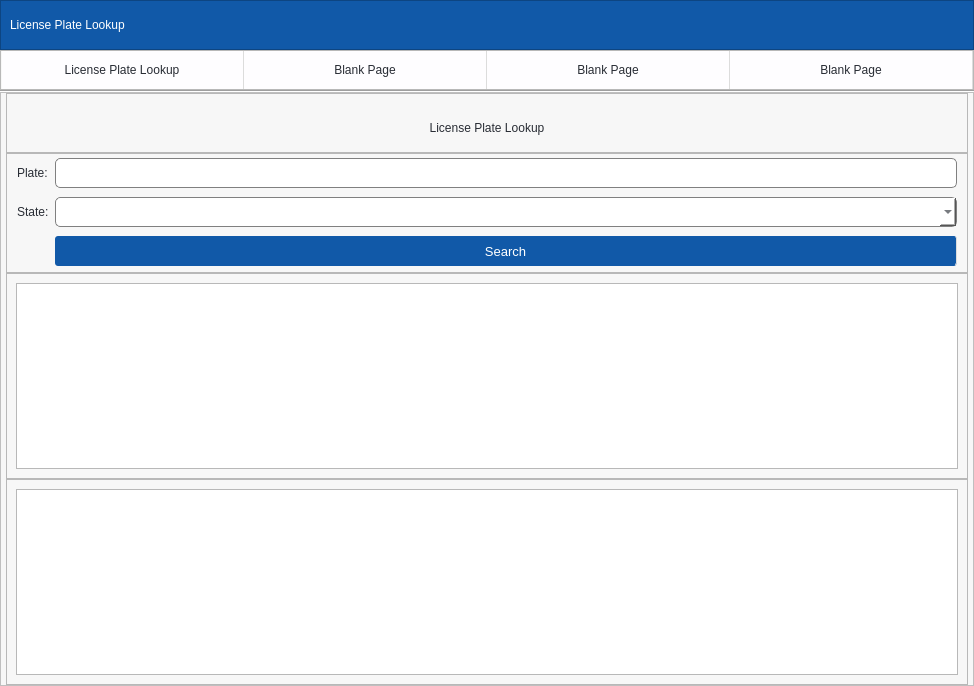
Old version of the form main.ui in the repository ali7haider/License-Plate-Lookup_PyQT.
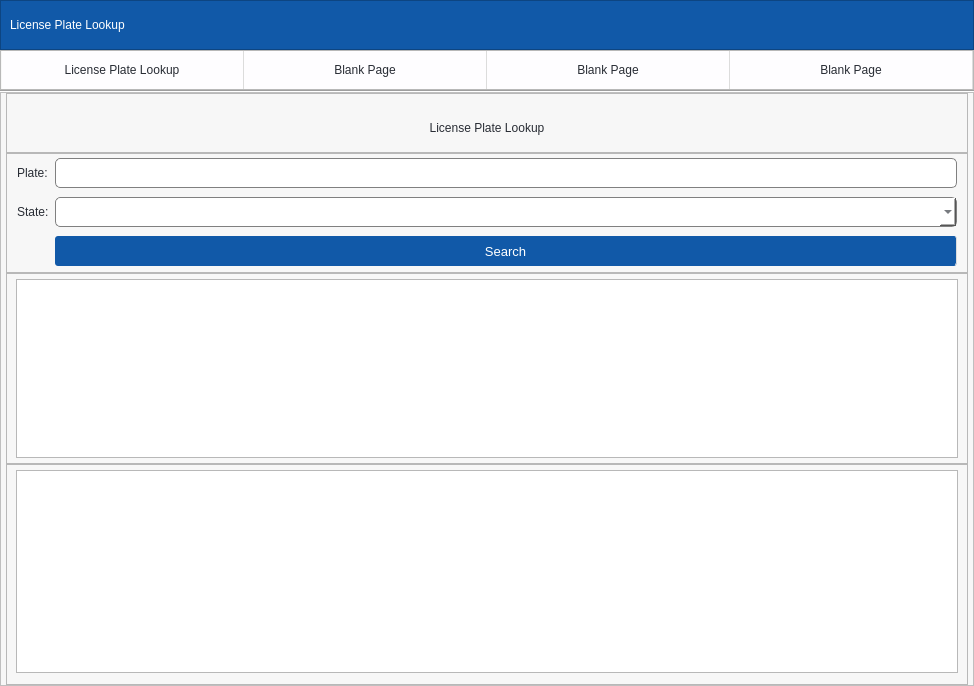
New version of the form.

Commit message: Refactor navigation button handling and improve UI layout for License Plate Lookup

Diff of the .ui file:
```diff
--- a/main.ui
+++ b/main.ui
@@ -475,6 +475,18 @@
            </item>
            <item>
             <widget class="QFrame" name="frame_2">
+             <property name="minimumSize">
+              <size>
+               <width>0</width>
+               <height>190</height>
+              </size>
+             </property>
+             <property name="maximumSize">
+              <size>
+               <width>16777215</width>
+               <height>191</height>
+              </size>
+             </property>
              <property name="frameShape">
               <enum>QFrame::StyledPanel</enum>
              </property>
@@ -482,8 +494,21 @@
               <enum>QFrame::Raised</enum>
              </property>
              <layout class="QVBoxLayout" name="verticalLayout_4">
+              <property name="topMargin">
+               <number>5</number>
+              </property>
+              <property name="bottomMargin">
+               <number>5</number>
+              </property>
               <item>
-               <widget class="QListWidget" name="result_listbox"/>
+               <widget class="QListWidget" name="result_listbox">
+                <property name="styleSheet">
+                 <string notr="true">padding:0px;</string>
+                </property>
+                <property name="editTriggers">
+                 <set>QAbstractItemView::NoEditTriggers</set>
+                </property>
+               </widget>
               </item>
              </layout>
             </widget>
@@ -497,6 +522,12 @@
               <enum>QFrame::Raised</enum>
              </property>
              <layout class="QVBoxLayout" name="verticalLayout_5">
+              <property name="topMargin">
+               <number>5</number>
+              </property>
+              <property name="bottomMargin">
+               <number>11</number>
+              </property>
               <item>
                <widget class="QTableWidget" name="vinTable"/>
               </item>
```
Left out of the diff: 6 changed lines with no effect on the pictures. The commit also changes 3 other files.
